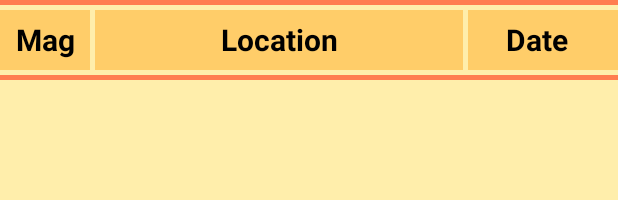
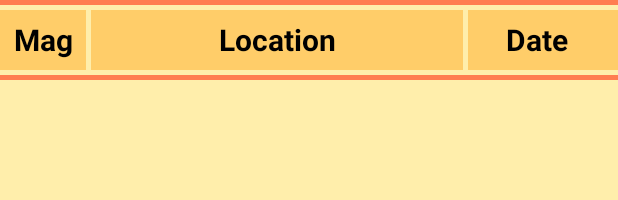
Before and after one commit to dp9318/Quake-Report, an Android app: the layout activity_main.xml on its own in the app's theme, with its tools: preview values and no code run, on a phone screen of 412 x 824 dp. Shown: the top 200 px of the screen. Run offline under Robolectric (Android 15) with nearby library versions, the phone set to English and light mode, and no system bars.

Commit message:
Working files

```diff
--- a/app/src/main/res/layout/activity_main.xml
+++ b/app/src/main/res/layout/activity_main.xml
@@ -23,7 +23,7 @@
 
         <TextView
             android:id="@+id/mag_text"
-            android:layout_width="60dp"
+            android:layout_width="57dp"
             android:layout_height="40dp"
             android:text="@string/mag"
             android:textAlignment="center"
```
